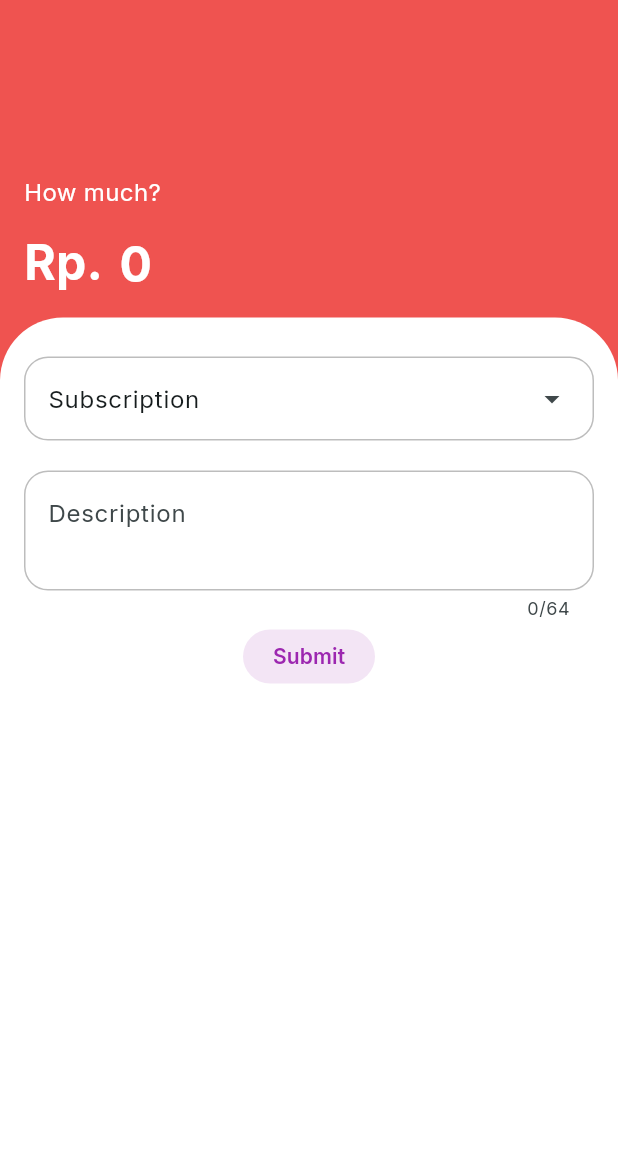
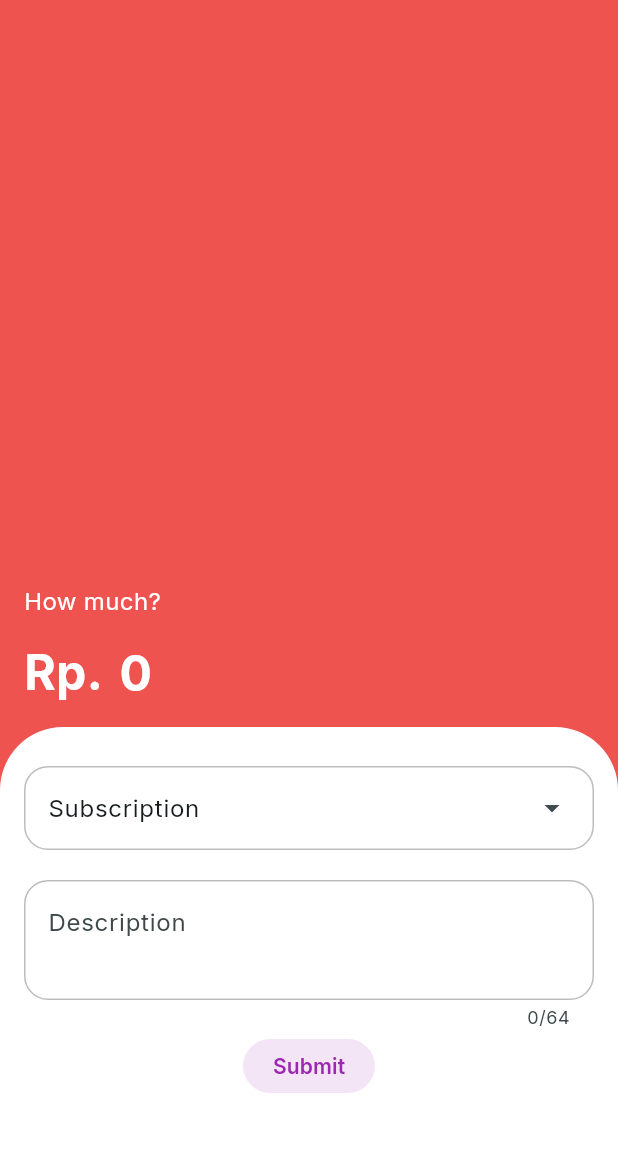
Before and after one commit to hamzahraihan/flutter_expense_tracker, a Flutter app: the AddExpenseScreen screen opened directly, on a phone screen of 412 x 824 dp, the part 59-1211 px from its top. Run offline on Flutter 3.47's test engine with Material 3 defaults, Android fonts, the light colour scheme and no system bars; our stand-ins replace cloud_firestore, firebase_core, fl_chart, flutter_dotenv, flutter_expandable_fab, flutter_multi_formatter and 2 more; accounts and stored records are empty.

Commit message:
fix: adjust layout in AddExpenseScreen for improved UI and scrolling

```diff
--- a/lib/view/screens/add_expense/add_expense_screen.dart
+++ b/lib/view/screens/add_expense/add_expense_screen.dart
@@ -31,6 +31,7 @@ class _AddExpenseScreenState extends State<AddExpenseScreen> {
   Widget build(BuildContext context) {
     return Scaffold(
         appBar: AppBar(
+          forceMaterialTransparency: true,
           centerTitle: true,
           foregroundColor: Colors.white,
           title: const Text(
@@ -43,12 +44,11 @@ class _AddExpenseScreenState extends State<AddExpenseScreen> {
         body: Form(
           key: _formKey,
           child: Column(
+            mainAxisSize: MainAxisSize.max,
             mainAxisAlignment: MainAxisAlignment.spaceBetween,
             crossAxisAlignment: CrossAxisAlignment.start,
             children: [
-              const SizedBox(
-                height: 100,
-              ),
+              const Spacer(),
               const Padding(
                   padding: EdgeInsets.symmetric(
                     horizontal: 16.0,
@@ -108,21 +108,22 @@ class _AddExpenseScreenState extends State<AddExpenseScreen> {
                           borderSide: BorderSide.none)),
                 ),
               ),
-              Expanded(
-                  child: Container(
+              Container(
+                height: 300,
                 padding: const EdgeInsets.symmetric(
-                    horizontal: 16, vertical: 26),
+                  horizontal: 16,
+                  vertical: 26,
+                ),
                 width: double.infinity,
                 decoration: const BoxDecoration(
                     color: Colors.white,
                     borderRadius: BorderRadius.only(
                         topLeft: Radius.circular(42),
                         topRight: Radius.circular(42))),
-                child: Column(
-                  children: [
+                child: SingleChildScrollView(
+                    child: Column(children: [
                   DropdownButtonWidget(
-                        dropdownController:
-                            _dropdownButtonController),
+                      dropdownController: _dropdownButtonController),
                   const SizedBox(
                     height: 20,
                   ),
@@ -133,12 +134,12 @@ class _AddExpenseScreenState extends State<AddExpenseScreen> {
                     decoration: InputDecoration(
                       hintText: 'Description',
                       border: OutlineInputBorder(
-                            borderSide: const BorderSide(
-                                color: Colors.black26),
+                          borderSide:
+                              const BorderSide(color: Colors.black26),
                           borderRadius: BorderRadius.circular(16)),
                       enabledBorder: OutlineInputBorder(
-                            borderSide: const BorderSide(
-                                color: Colors.black26),
+                          borderSide:
+                              const BorderSide(color: Colors.black26),
                           borderRadius: BorderRadius.circular(16)),
                     ),
                   ),
@@ -155,10 +156,9 @@ class _AddExpenseScreenState extends State<AddExpenseScreen> {
                         );
                       }
                     },
+                  )
+                ])),
               ),
-                  ],
-                ),
-              )),
             ],
           ),
         ));
```
Lines whose indentation alone changed are shown as unchanged.
